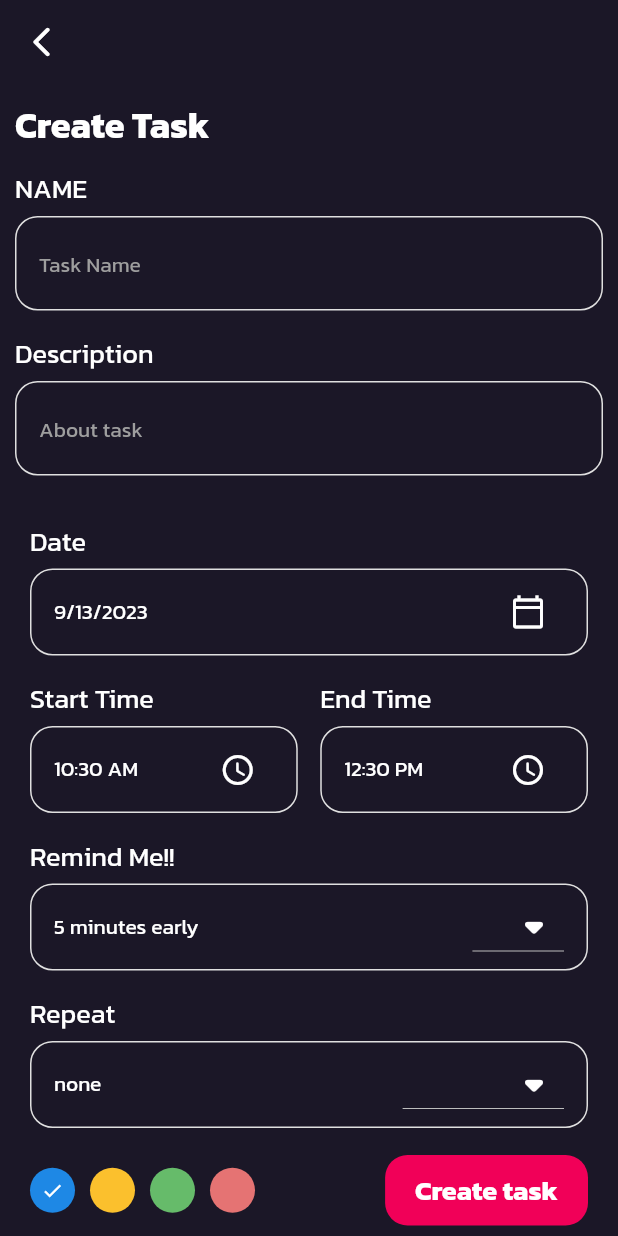
After one commit to MxMhx/Tomato-Schedule-App, a Flutter app: the AddTask screen opened directly, on a phone screen of 412 x 824 dp. The commit adds this screen. Run offline on Flutter 3.47's test engine with Material 2 defaults, Android fonts, the phone set to English and light mode, and no system bars; our stand-ins replace date_picker_timeline, google_nav_bar.

Commit message:
feat: add task page

```diff
--- a/lib/configs/app_route.dart
+++ b/lib/configs/app_route.dart
@@ -10,6 +10,8 @@ class AppRouter {
         return LoadingScreen.route();
       case '/home':
         return HomeScreen.route();
+      case '/addtask':
+        return AddTask.route();
       default:
         return _errorRoute();
     }
--- a/lib/configs/theme.dart
+++ b/lib/configs/theme.dart
@@ -8,7 +8,7 @@ class AppTheme {
 
   static final ThemeData darkTheme = ThemeData(
     primaryColor: const Color.fromRGBO(241, 0, 88, 1.0),
-    scaffoldBackgroundColor: const Color.fromARGB(255, 15, 1, 25),
+    scaffoldBackgroundColor: const Color.fromARGB(255, 27, 23, 39),
     fontFamily: 'Kanit',
     textTheme: textTheme(),
   );
--- a/lib/main.dart
+++ b/lib/main.dart
@@ -101,10 +101,6 @@ class NavBarView extends StatefulWidget {
 
 class _NavBarViewState extends State<NavBarView> {
   int _selectedIndex = 0;
-  static const TextStyle optionStyle = TextStyle(
-    fontSize: 30,
-    fontWeight: FontWeight.w600,
-  );
   static const List<Widget> _widgetOptions = <Widget>[
     HomeScreen(),
     TaskDateScreen(),
--- /dev/null
+++ b/lib/screens/add_task_screen.dart
@@ -0,0 +1,411 @@
+import 'package:flutter/material.dart';
+import 'package:intl/intl.dart';
+
+class AddTask extends StatefulWidget {
+  const AddTask({super.key});
+
+  static const routeName = '/addtask';
+
+  static Route route() {
+    return MaterialPageRoute(
+      settings: const RouteSettings(name: routeName),
+      builder: (_) => const AddTask(),
+    );
+  }
+
+  @override
+  State<AddTask> createState() => _AddTaskState();
+}
+
+class _AddTaskState extends State<AddTask> {
+  final TextEditingController _nameController = TextEditingController();
+  final TextEditingController _descriptionController = TextEditingController();
+
+  DateTime selectedDate = DateTime.now();
+
+  String dateNow = DateFormat.yMd().format(DateTime.now()).toString();
+  String startTime = DateFormat("hh:mm a").format(DateTime.now()).toString();
+  String endTime = DateFormat("hh:mm a")
+      .format(DateTime.now().add(const Duration(hours: 2)))
+      .toString();
+
+  int remind = 5;
+  String repeat = 'none';
+
+  List<int> remindList = [5, 10, 15, 20, 30];
+
+  List<String> repeatList = ["none", "daily", "weekly", "monthly"];
+
+  Color selectedColor = Colors.blue.shade600;
+
+  List<Color> colorList = [
+    Colors.blue.shade600,
+    Colors.yellow.shade700,
+    Colors.green.shade400,
+    Colors.red.shade300,
+  ];
+
+  @override
+  Widget build(BuildContext context) {
+    return Scaffold(
+      appBar: AppBar(
+        elevation: 0,
+        backgroundColor: Theme.of(context).scaffoldBackgroundColor,
+        leading: IconButton(
+            onPressed: () {
+              Navigator.pop(context);
+            },
+            icon: const Icon(
+              Icons.arrow_back_ios_rounded,
+              color: Colors.white,
+            )),
+      ),
+      body: SingleChildScrollView(
+        child: Column(
+          mainAxisSize: MainAxisSize.max,
+          children: [
+            Padding(
+              padding: const EdgeInsets.all(10),
+              child: Column(
+                crossAxisAlignment: CrossAxisAlignment.start,
+                children: [
+                  Text(
+                    'Create Task',
+                    style: Theme.of(context).textTheme.displaySmall,
+                  ),
+                  const SizedBox(
+                    height: 10,
+                  ),
+                  inputBox(context, 'NAME', 'Task Name', _nameController),
+                  inputBox(
+                    context,
+                    'Description',
+                    'About task',
+                    _descriptionController,
+                  ),
+                ],
+              ),
+            ),
+            Container(
+              padding: const EdgeInsets.symmetric(vertical: 5, horizontal: 20),
+              width: double.infinity,
+              decoration: BoxDecoration(
+                color: Theme.of(context).scaffoldBackgroundColor,
+                borderRadius: const BorderRadius.only(
+                  topLeft: Radius.circular(35),
+                  topRight: Radius.circular(35),
+                ),
+              ),
+              child: Column(
+                crossAxisAlignment: CrossAxisAlignment.start,
+                children: [
+                  Text(
+                    'Date',
+                    style: Theme.of(context).textTheme.titleMedium,
+                  ),
+                  Container(
+                    width: double.infinity,
+                    margin: const EdgeInsets.only(bottom: 15, top: 5),
+                    padding: const EdgeInsets.symmetric(horizontal: 15),
+                    decoration: BoxDecoration(
+                      border: Border.all(color: Colors.grey.shade300, width: 1),
+                      borderRadius: BorderRadius.circular(15),
+                    ),
+                    child: ListTile(
+                      contentPadding: const EdgeInsets.all(0),
+                      title: Text(
+                        dateNow,
+                        style: Theme.of(context).textTheme.bodyLarge,
+                      ),
+                      trailing: IconButton(
+                        onPressed: () {
+                          _getSelectDate();
+                        },
+                        icon: const Icon(
+                          Icons.calendar_today_outlined,
+                          color: Colors.white,
+                        ),
+                      ),
+                    ),
+                  ),
+                  Row(
+                    children: [
+                      Expanded(
+                        child: Column(
+                          crossAxisAlignment: CrossAxisAlignment.start,
+                          children: [
+                            Text(
+                              'Start Time',
+                              style: Theme.of(context).textTheme.titleMedium,
+                            ),
+                            Container(
+                              margin: const EdgeInsets.only(bottom: 15, top: 5),
+                              padding:
+                                  const EdgeInsets.symmetric(horizontal: 15),
+                              decoration: BoxDecoration(
+                                border: Border.all(
+                                    color: Colors.grey.shade300, width: 1),
+                                borderRadius: BorderRadius.circular(15),
+                              ),
+                              child: ListTile(
+                                contentPadding: const EdgeInsets.all(0),
+                                title: Text(
+                                  startTime,
+                                  style: Theme.of(context).textTheme.bodyLarge,
+                                ),
+                                trailing: IconButton(
+                                  onPressed: () {},
+                                  icon: const Icon(
+                                    Icons.access_time_rounded,
+                                    color: Colors.white,
+                                  ),
+                                ),
+                              ),
+                            ),
+                          ],
+                        ),
+                      ),
+                      const SizedBox(
+                        width: 15,
+                      ),
+                      Expanded(
+                        child: Column(
+                          crossAxisAlignment: CrossAxisAlignment.start,
+                          children: [
+                            Text(
+                              'End Time',
+                              style: Theme.of(context).textTheme.titleMedium,
+                            ),
+                            Container(
+                              margin: const EdgeInsets.only(bottom: 15, top: 5),
+                              padding:
+                                  const EdgeInsets.symmetric(horizontal: 15),
+                              decoration: BoxDecoration(
+                                border: Border.all(
+                                    color: Colors.grey.shade300, width: 1),
+                                borderRadius: BorderRadius.circular(15),
+                              ),
+                              child: ListTile(
+                                contentPadding: const EdgeInsets.all(0),
+                                title: Text(
+                                  endTime,
+                                  style: Theme.of(context).textTheme.bodyLarge,
+                                ),
+                                trailing: IconButton(
+                                  onPressed: () {},
+                                  icon: const Icon(
+                                    Icons.access_time_rounded,
+                                    color: Colors.white,
+                                  ),
+                                ),
+                              ),
+                            ),
+                          ],
+                        ),
+                      ),
+                    ],
+                  ),
+                  Text(
+                    'Remind Me!!',
+                    style: Theme.of(context).textTheme.titleMedium,
+                  ),
+                  Container(
+                    width: double.infinity,
+                    margin: const EdgeInsets.only(bottom: 15, top: 5),
+                    padding: const EdgeInsets.symmetric(horizontal: 15),
+                    decoration: BoxDecoration(
+                        border:
+                            Border.all(color: Colors.grey.shade300, width: 1),
+                        borderRadius: BorderRadius.circular(15)),
+                    child: ListTile(
+                      contentPadding: const EdgeInsets.all(0),
+                      title: Text(
+                        '$remind minutes early',
+                        style: Theme.of(context).textTheme.bodyLarge,
+                      ),
+                      trailing: DropdownButton(
+                        icon: const Icon(
+                          Icons.arrow_drop_down_rounded,
+                          color: Colors.white,
+                        ),
+                        iconSize: 40,
+                        items: remindList
+                            .map<DropdownMenuItem<String>>(
+                              (int value) => DropdownMenuItem(
+                                value: value.toString(),
+                                child: Text(
+                                  value.toString(),
+                                  style: Theme.of(context)
+                                      .textTheme
+                                      .titleMedium!
+                                      .copyWith(color: Colors.black),
+                                ),
+                              ),
+                            )
+                            .toList(),
+                        onChanged: (value) {
+                          if (value != null) {
+                            setState(() {
+                              remind = int.parse(value);
+                            });
+                          }
+                        },
+                      ),
+                    ),
+                  ),
+                  Text(
+                    'Repeat',
+                    style: Theme.of(context).textTheme.titleMedium,
+                  ),
+                  Container(
+                    width: double.infinity,
+                    margin: const EdgeInsets.only(bottom: 15, top: 5),
+                    padding: const EdgeInsets.symmetric(horizontal: 15),
+                    decoration: BoxDecoration(
+                        border:
+                            Border.all(color: Colors.grey.shade300, width: 1),
+                        borderRadius: BorderRadius.circular(15)),
+                    child: ListTile(
+                      contentPadding: const EdgeInsets.all(0),
+                      title: Text(
+                        repeat,
+                        style: Theme.of(context).textTheme.bodyLarge,
+                      ),
+                      trailing: DropdownButton(
+                        icon: const Icon(
+                          Icons.arrow_drop_down_rounded,
+                          color: Colors.white,
+                        ),
+                        iconSize: 40,
+                        items: repeatList
+                            .map<DropdownMenuItem<String>>(
+                              (String value) => DropdownMenuItem(
+                                value: value.toString(),
+                                child: Text(
+                                  value,
+                                  style: Theme.of(context)
+                                      .textTheme
+                                      .titleMedium!
+                                      .copyWith(color: Colors.black),
+                                ),
+                              ),
+                            )
+                            .toList(),
+                        onChanged: (value) {
+                          if (value != null) {
+                            setState(() {
+                              repeat = value;
+                            });
+                          }
+                        },
+                      ),
+                    ),
+                  ),
+                  const SizedBox(
+                    height: 3,
+                  ),
+                  Row(
+                    mainAxisAlignment: MainAxisAlignment.spaceBetween,
+                    children: [
+                      Wrap(
+                        spacing: 10,
+                        children: List.generate(
+                          colorList.length,
+                          (index) => InkWell(
+                            onTap: () {
+                              setState(() {
+                                selectedColor = colorList[index];
+                              });
+                            },
+                            child: CircleAvatar(
+                              backgroundColor: colorList[index],
+                              radius: 15,
+                              child: colorList[index] == selectedColor
+                                  ? const Icon(
+                                      Icons.check_sharp,
+                                      color: Colors.white,
+                                      size: 15,
+                                    )
+                                  : null,
+                            ),
+                          ),
+                        ),
+                      ),
+                      Container(
+                        padding: const EdgeInsets.symmetric(
+                            horizontal: 20, vertical: 10),
+                        decoration: BoxDecoration(
+                            color: Theme.of(context).primaryColor,
+                            borderRadius: BorderRadius.circular(15)),
+                        child: Text(
+                          'Create task',
+                          style: Theme.of(context).textTheme.headlineMedium,
+                        ),
+                      ),
+                    ],
+                  )
+                ],
+              ),
+            )
+          ],
+        ),
+      ),
+    );
+  }
+
+  Column inputBox(BuildContext context, String text, String hint,
+      TextEditingController controller) {
+    return Column(
+      crossAxisAlignment: CrossAxisAlignment.start,
+      children: [
+        Text(
+          text,
+          style: Theme.of(context).textTheme.titleMedium,
+        ),
+        Container(
+          margin: const EdgeInsets.only(bottom: 15, top: 5),
+          padding: const EdgeInsets.symmetric(vertical: 5, horizontal: 15),
+          decoration: BoxDecoration(
+              border: Border.all(color: Colors.grey.shade300, width: 1),
+              borderRadius: BorderRadius.circular(15)),
+          child: TextFormField(
+            controller: controller,
+            cursorColor: Colors.white,
+            decoration: InputDecoration(
+              hintText: hint,
+              labelStyle: Theme.of(context).textTheme.bodyLarge,
+              hintStyle: Theme.of(context)
+                  .textTheme
+                  .bodyLarge!
+                  .copyWith(color: Colors.grey),
+              enabledBorder: InputBorder.none,
+              focusedBorder: InputBorder.none,
+            ),
+            validator: (value) {
+              if (value == null || value.isEmpty) {
+                return 'Name is required';
+              }
+              return null;
+            },
+          ),
+        ),
+      ],
+    );
+  }
+
+  _getSelectDate() async {
+    DateTime? pickerDate = await showDatePicker(
+      context: context,
+      initialDate: selectedDate,
+      firstDate: DateTime(DateTime.now().year),
+      lastDate: DateTime(DateTime.now().year + 5),
+    );
+
+    if (pickerDate != null) {
+      setState(() {
+        selectedDate = pickerDate;
+        dateNow = DateFormat.yMd().format(pickerDate).toString();
+      });
+    }
+  }
+}
--- a/lib/screens/screens.dart
+++ b/lib/screens/screens.dart
@@ -3,3 +3,4 @@ export 'home_screen.dart';
 export 'timer_screen.dart';
 export 'task_date_screen.dart';
 export 'profile_screen.dart';
+export 'add_task_screen.dart';
--- a/lib/screens/task_date_screen.dart
+++ b/lib/screens/task_date_screen.dart
@@ -1,5 +1,6 @@
 import 'package:flutter/material.dart';
 import 'package:date_picker_timeline/date_picker_timeline.dart';
+import 'screens.dart';
 
 class TaskDateScreen extends StatefulWidget {
   const TaskDateScreen({super.key});
@@ -36,7 +37,16 @@ class _TaskDateScreenState extends State<TaskDateScreen> {
                 child: Row(
                   children: [
                     const Spacer(),
-                    Container(
+                    InkWell(
+                      onTap: () {
+                        Navigator.push(
+                          context,
+                          MaterialPageRoute(
+                            builder: (context) => const AddTask(),
+                          ),
+                        );
+                      },
+                      child: Container(
                         padding: const EdgeInsets.symmetric(
                             horizontal: 20, vertical: 10),
                         decoration: BoxDecoration(
@@ -45,6 +55,7 @@ class _TaskDateScreenState extends State<TaskDateScreen> {
                         child: Text(
                           '+ Add task',
                           style: Theme.of(context).textTheme.headlineSmall,
+                        ),
                       ),
                     ),
                   ],
--- a/lib/widget/task_card.dart
+++ b/lib/widget/task_card.dart
@@ -1,5 +1,4 @@
 import 'package:flutter/material.dart';
-import 'package:line_icons/line_icons.dart';
 
 class TaskCard extends StatelessWidget {
   const TaskCard({super.key});
--- a/pubspec.yaml
+++ b/pubspec.yaml
@@ -14,6 +14,7 @@ dependencies:
   line_icons: ^2.0.3
   intl: ^0.18.1
   date_picker_timeline: ^1.2.5
+  percent_indicator: ^4.2.3
 
 dev_dependencies:
   flutter_test:
```
Also changed, not shown: pubspec.lock, 1 other file. Lines whose indentation alone changed are shown as unchanged.
